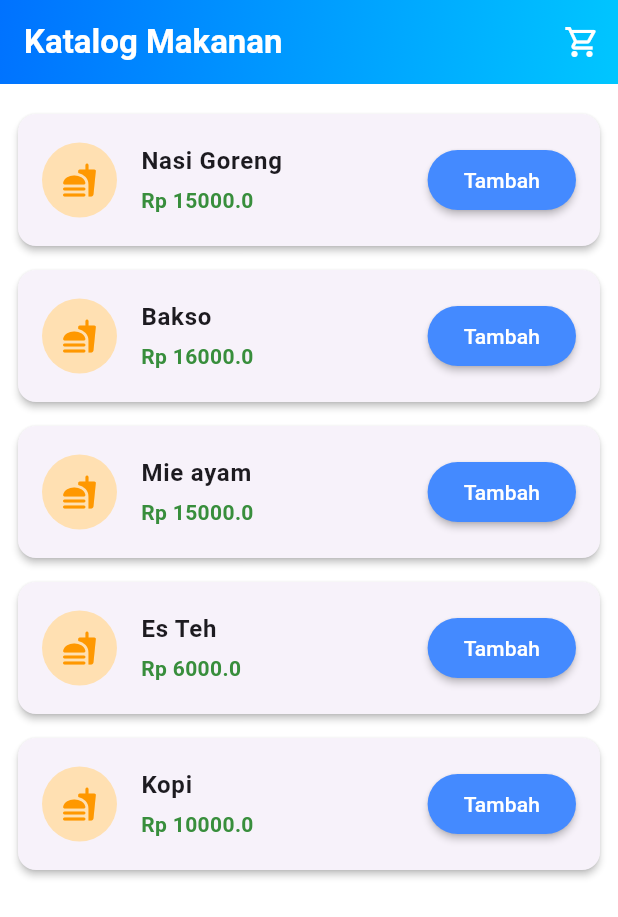
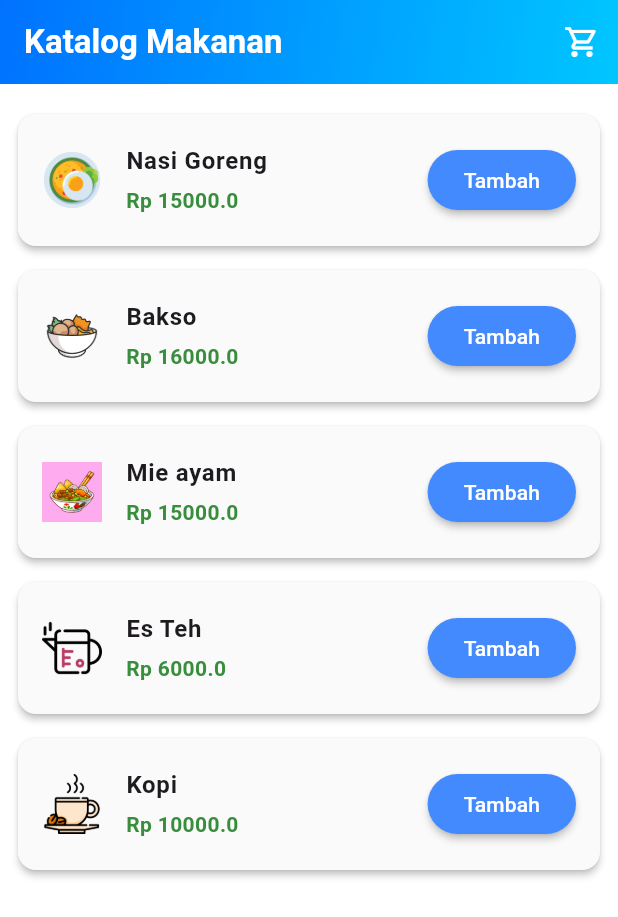
Before and after one commit to str122-xyz/Week-3, a Flutter app: the screen it shows after launch, on a phone screen of 412 x 824 dp. Shown: the top 917 px of the screen. Run offline on Flutter 3.47's test engine with Material 3 defaults, Android fonts, the phone set to English and light mode, and no system bars.

Commit message:
style: panggil gambar dari masing masing produk

```diff
--- a/lib/features/cart/presentation/pages/catalog_page.dart
+++ b/lib/features/cart/presentation/pages/catalog_page.dart
@@ -74,15 +74,18 @@ class CatalogPage extends StatelessWidget {
           shape: RoundedRectangleBorder(
             borderRadius: BorderRadius.circular(12),
           ),
+          color: Colors.grey.shade50,
           child: ListTile(
             contentPadding: const EdgeInsets.symmetric(
               horizontal: 16,
               vertical: 8,
             ),
-            leading: CircleAvatar(
-              backgroundColor: Colors.orange.shade100,
-              radius: 25,
-              child: const Icon(Icons.fastfood_rounded, color: Colors.orange),
+            leading: Image.asset(
+              _products[index].imagePath,
+              width: 40,
+              height: 40,
+              errorBuilder: (context, error, stackTrace) =>
+                  const Icon(Icons.fastfood, color: Colors.orange, size: 40),
             ),
             title: Text(
               _products[index].name,
```
